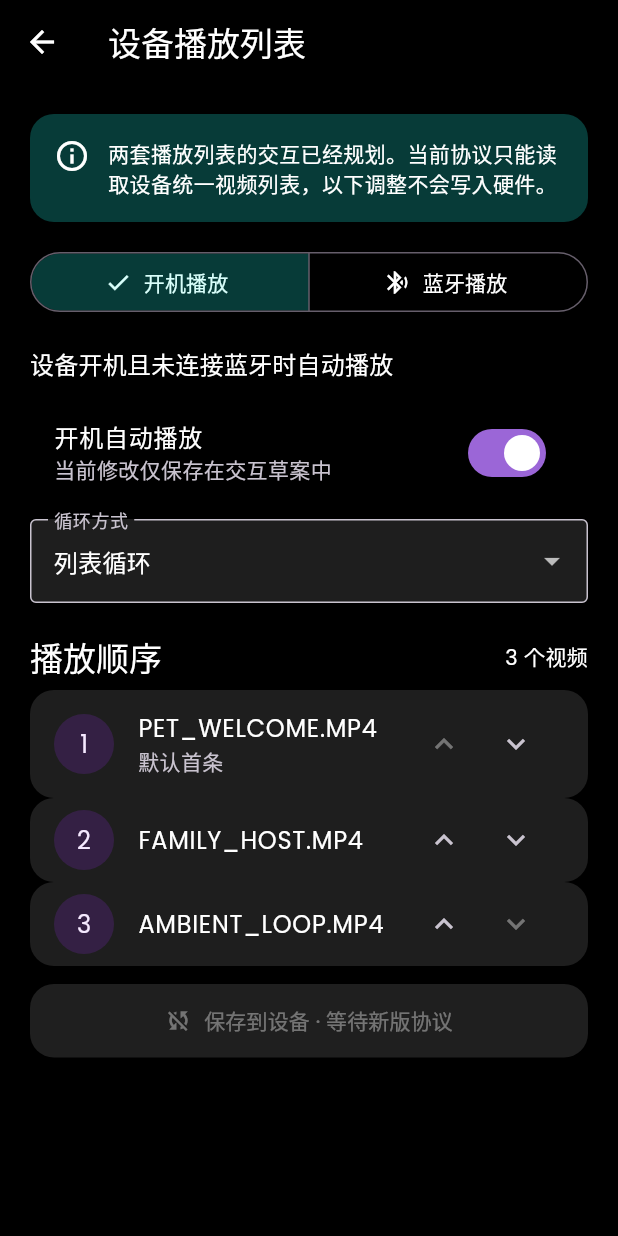
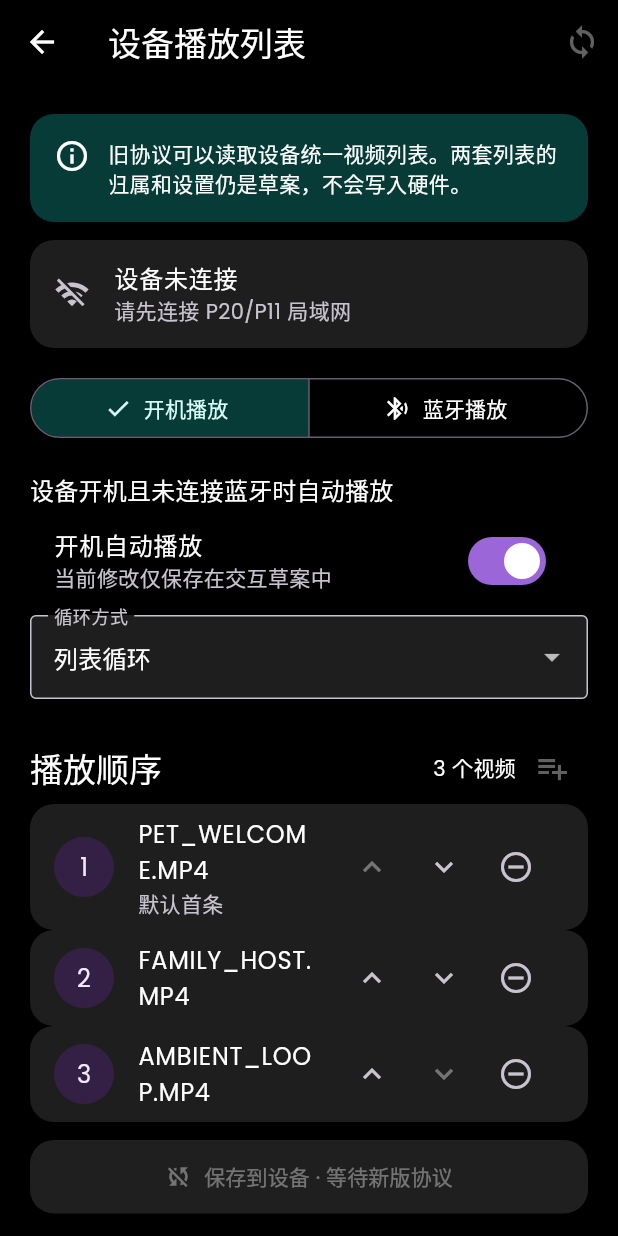
Before and after one commit to danwanvape-star/hildors, a Flutter app: the screen it shows after launch, item 4 of the bottom bar chosen, after a tap on "设备播放列表", on a phone screen of 412 x 824 dp. Run offline on Flutter 3.47's test engine with Material 3 defaults, Android fonts, the phone set to English and light mode, and no system bars.

Commit message:
feat: use device videos in playlist drafts

```diff
--- a/lib/src/features/profile/profile_page.dart
+++ b/lib/src/features/profile/profile_page.dart
@@ -54,7 +54,10 @@ class ProfilePage extends StatelessWidget {
               icon: Icons.playlist_play,
               title: '设备播放列表',
               subtitle: '开机播放与蓝牙播放的内容和顺序',
-              onTap: () => _open(context, const PlaylistManagementPage()),
+              onTap: () => _open(
+                context,
+                PlaylistManagementPage(client: client, session: session),
+              ),
             ),
             _Entry(
               icon: Icons.video_library_outlined,
--- a/lib/src/features/video/playlist_management_page.dart
+++ b/lib/src/features/video/playlist_management_page.dart
@@ -1,16 +1,32 @@
+import 'dart:async';
 import 'package:flutter/material.dart';
 
+import '../../device/p20_command_session.dart';
+import '../../device/p20_device_client.dart';
 import 'device_playlist_draft.dart';
 
 class PlaylistManagementPage extends StatefulWidget {
-  const PlaylistManagementPage({super.key});
+  const PlaylistManagementPage({
+    required this.client,
+    required this.session,
+    super.key,
+  });
+
+  final P20DeviceClient client;
+  final P20CommandSession session;
 
   @override
   State<PlaylistManagementPage> createState() => _PlaylistManagementPageState();
 }
 
 class _PlaylistManagementPageState extends State<PlaylistManagementPage> {
+  StreamSubscription<DeviceConnectionState>? _subscription;
+  late DeviceConnectionState _connection;
   var _kind = DevicePlaylistKind.startup;
+  var _loading = false;
+  List<P20VideoEntry> _deviceVideos = const [];
+  String? _error;
+
   late var _startup = const DevicePlaylistDraft(
     kind: DevicePlaylistKind.startup,
     enabled: true,
@@ -24,8 +40,18 @@ class _PlaylistManagementPageState extends State<PlaylistManagementPage> {
     videoNames: ['MUSIC_JELLYFISH.MP4', 'NEON_EARTH.MP4'],
   );
 
+  bool get _connected => _connection == DeviceConnectionState.connected;
   DevicePlaylistDraft get _draft =>
       _kind == DevicePlaylistKind.startup ? _startup : _bluetooth;
+
+  @override
+  void initState() {
+    super.initState();
+    _connection = widget.client.connectionState;
+    _subscription = widget.client.connectionStates.listen((value) {
+      if (mounted) setState(() => _connection = value);
+    });
+  }
 
   void _update(DevicePlaylistDraft value) {
     setState(() {
@@ -37,13 +63,87 @@ class _PlaylistManagementPageState extends State<PlaylistManagementPage> {
     });
   }
 
+  Future<void> _readDeviceVideos() async {
+    if (!_connected || _loading) return;
+    setState(() {
+      _loading = true;
+      _error = null;
+    });
+    try {
+      final videos = await widget.session.queryVideos();
+      if (mounted) setState(() => _deviceVideos = videos);
+    } catch (error) {
+      if (mounted) setState(() => _error = '读取设备视频失败：$error');
+    } finally {
+      if (mounted) setState(() => _loading = false);
+    }
+  }
+
+  Future<void> _showDeviceVideoPicker() async {
+    if (_deviceVideos.isEmpty) await _readDeviceVideos();
+    if (!mounted || _deviceVideos.isEmpty) return;
+    final available = _deviceVideos
+        .where((video) => !_draft.videoNames.contains(video.fileName))
+        .toList(growable: false);
+    await showModalBottomSheet<void>(
+      context: context,
+      showDragHandle: true,
+      builder: (context) => SafeArea(
+        child: ListView(
+          shrinkWrap: true,
+          padding: const EdgeInsets.fromLTRB(20, 0, 20, 24),
+          children: [
+            Text('从设备视频库添加', style: Theme.of(context).textTheme.titleLarge),
+            const SizedBox(height: 8),
+            if (available.isEmpty)
+              const Padding(
+                padding: EdgeInsets.symmetric(vertical: 28),
+                child: Center(child: Text('设备视频均已加入当前草案')),
+              ),
+            for (final video in available)
+              ListTile(
+                leading: const Icon(Icons.video_file_outlined),
+                title: Text(video.fileName),
+                trailing: const Icon(Icons.add_circle_outline),
+                onTap: () {
+                  _update(_draft.add(video.fileName));
+                  Navigator.pop(context);
+                },
+              ),
+          ],
+        ),
+      ),
+    );
+  }
+
   @override
   Widget build(BuildContext context) => Scaffold(
-        appBar: AppBar(title: const Text('设备播放列表')),
+        appBar: AppBar(
+          title: const Text('设备播放列表'),
+          actions: [
+            IconButton(
+              tooltip: '读取设备视频',
+              onPressed: _connected && !_loading ? _readDeviceVideos : null,
+              icon: _loading
+                  ? const SizedBox.square(
+                      dimension: 18,
+                      child: CircularProgressIndicator(strokeWidth: 2),
+                    )
+                  : const Icon(Icons.sync),
+            ),
+          ],
+        ),
         body: ListView(
           padding: const EdgeInsets.all(20),
           children: [
             const _ProtocolNotice(),
+            const SizedBox(height: 12),
+            _DeviceSourceCard(
+              connected: _connected,
+              videoCount: _deviceVideos.length,
+              error: _error,
+              onRead: _connected ? _readDeviceVideos : null,
+            ),
             const SizedBox(height: 16),
             SegmentedButton<DevicePlaylistKind>(
               segments: const [
@@ -59,9 +159,8 @@ class _PlaylistManagementPageState extends State<PlaylistManagementPage> {
                 ),
               ],
               selected: {_kind},
-              onSelectionChanged: (selection) {
-                setState(() => _kind = selection.single);
-              },
+              onSelectionChanged: (value) =>
+                  setState(() => _kind = value.single),
             ),
             const SizedBox(height: 18),
             Text(
@@ -70,7 +169,6 @@ class _PlaylistManagementPageState extends State<PlaylistManagementPage> {
                   : '蓝牙音源连接后由硬件自动切换播放',
               style: Theme.of(context).textTheme.titleMedium,
             ),
-            const SizedBox(height: 12),
             SwitchListTile(
               value: _draft.enabled,
               onChanged: (value) => _update(_draft.copyWith(enabled: value)),
@@ -79,8 +177,8 @@ class _PlaylistManagementPageState extends State<PlaylistManagementPage> {
               ),
               subtitle: const Text('当前修改仅保存在交互草案中'),
             ),
-            const SizedBox(height: 8),
             DropdownButtonFormField<PlaylistLoopMode>(
+              key: ValueKey(_kind),
               initialValue: _draft.loopMode,
               decoration: const InputDecoration(
                 labelText: '循环方式',
@@ -101,20 +199,29 @@ class _PlaylistManagementPageState extends State<PlaylistManagementPage> {
                 ),
               ],
               onChanged: (value) {
-                if (value != null) {
-                  _update(_draft.copyWith(loopMode: value));
-                }
+                if (value != null) _update(_draft.copyWith(loopMode: value));
               },
             ),
             const SizedBox(height: 22),
             Row(
-              mainAxisAlignment: MainAxisAlignment.spaceBetween,
               children: [
-                Text('播放顺序', style: Theme.of(context).textTheme.titleLarge),
+                Expanded(
+                  child: Text('播放顺序',
+                      style: Theme.of(context).textTheme.titleLarge),
+                ),
                 Text('${_draft.videoNames.length} 个视频'),
+                IconButton(
+                  tooltip: '从设备添加',
+                  onPressed: _connected ? _showDeviceVideoPicker : null,
+                  icon: const Icon(Icons.playlist_add),
+                ),
               ],
             ),
-            const SizedBox(height: 8),
+            if (_draft.videoNames.isEmpty)
+              const Padding(
+                padding: EdgeInsets.symmetric(vertical: 32),
+                child: Center(child: Text('当前播放列表为空')),
+              ),
             for (var index = 0; index < _draft.videoNames.length; index++)
               Card(
                 child: ListTile(
@@ -137,6 +244,12 @@ class _PlaylistManagementPageState extends State<PlaylistManagementPage> {
                             : () => _update(_draft.move(index, index + 1)),
                         icon: const Icon(Icons.keyboard_arrow_down),
                       ),
+                      IconButton(
+                        tooltip: '移出草案',
+                        onPressed: () =>
+                            _update(_draft.remove(_draft.videoNames[index])),
+                        icon: const Icon(Icons.remove_circle_outline),
+                      ),
                     ],
                   ),
                 ),
@@ -147,17 +260,54 @@ class _PlaylistManagementPageState extends State<PlaylistManagementPage> {
               icon: const Icon(Icons.sync_disabled),
               label: const Text('保存到设备 · 等待新版协议'),
             ),
-            if (_kind == DevicePlaylistKind.bluetooth) ...[
-              const SizedBox(height: 12),
+            if (_kind == DevicePlaylistKind.bluetooth)
               const Card(
                 child: ListTile(
                   leading: Icon(Icons.settings_backup_restore),
                   title: Text('蓝牙断开后的恢复策略'),
-                  subtitle: Text('建议：恢复蓝牙连接前正在播放的普通视频；等待协议确认'),
+                  subtitle: Text('建议恢复连接前播放的普通视频；等待协议确认'),
                 ),
               ),
-            ],
           ],
+        ),
+      );
+
+  @override
+  void dispose() {
+    _subscription?.cancel();
+    super.dispose();
+  }
+}
+
+class _DeviceSourceCard extends StatelessWidget {
+  const _DeviceSourceCard({
+    required this.connected,
+    required this.videoCount,
+    required this.error,
+    required this.onRead,
+  });
+
+  final bool connected;
+  final int videoCount;
+  final String? error;
+  final VoidCallback? onRead;
+
+  @override
+  Widget build(BuildContext context) => Card(
+        child: ListTile(
+          leading: Icon(connected ? Icons.router : Icons.wifi_off),
+          title: Text(connected ? '设备视频素材已连接' : '设备未连接'),
+          subtitle: Text(
+            error ??
+                (connected
+                    ? videoCount == 0
+                        ? '可读取统一视频列表，作为两套列表的素材来源'
+                        : '已读取 $videoCount 个设备视频'
+                    : '请先连接 P20/P11 局域网'),
+          ),
+          trailing: connected
+              ? TextButton(onPressed: onRead, child: const Text('读取'))
+              : null,
         ),
       );
 }
@@ -177,7 +327,7 @@ class _ProtocolNotice extends StatelessWidget {
               SizedBox(width: 12),
               Expanded(
                 child: Text(
-                  '两套播放列表的交互已经规划。当前协议只能读取设备统一视频列表，以下调整不会写入硬件。',
+                  '旧协议可以读取设备统一视频列表。两套列表的归属和设置仍是草案，不会写入硬件。',
                 ),
               ),
             ],
```
Also changed, not shown: lib/src/features/video/device_playlist_draft.dart (+14 -0 lines), 1 other file.
